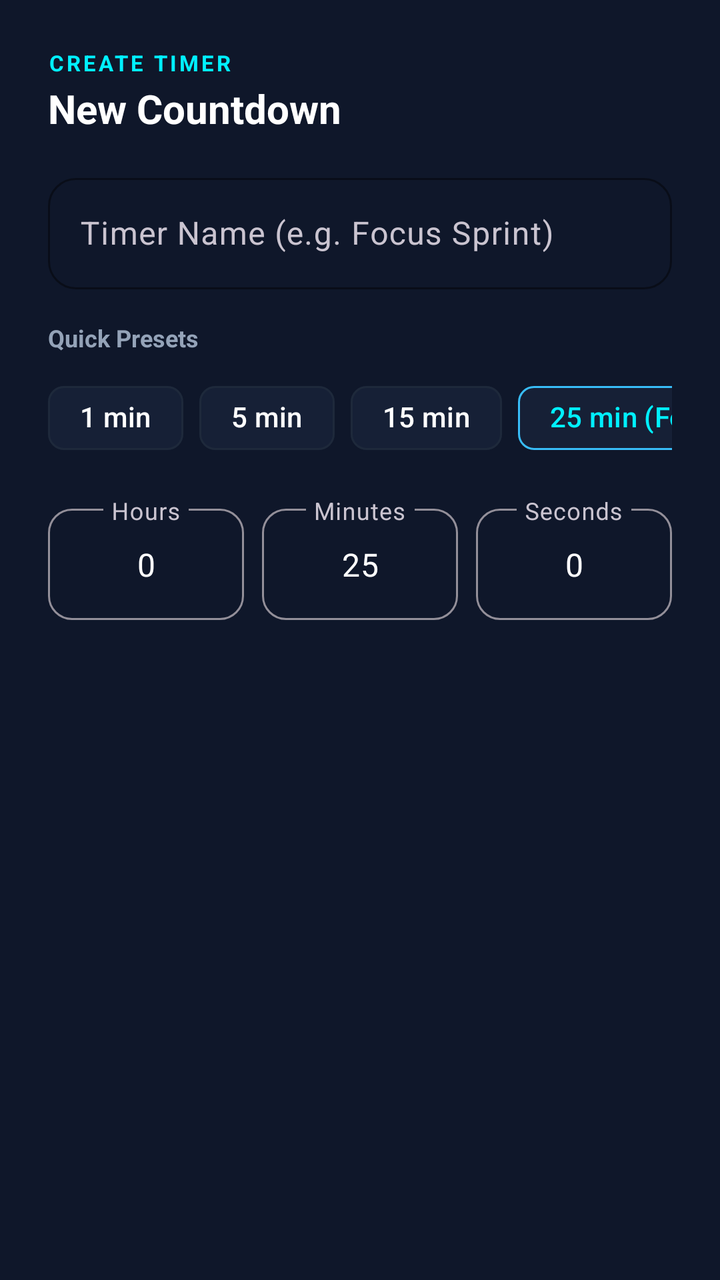
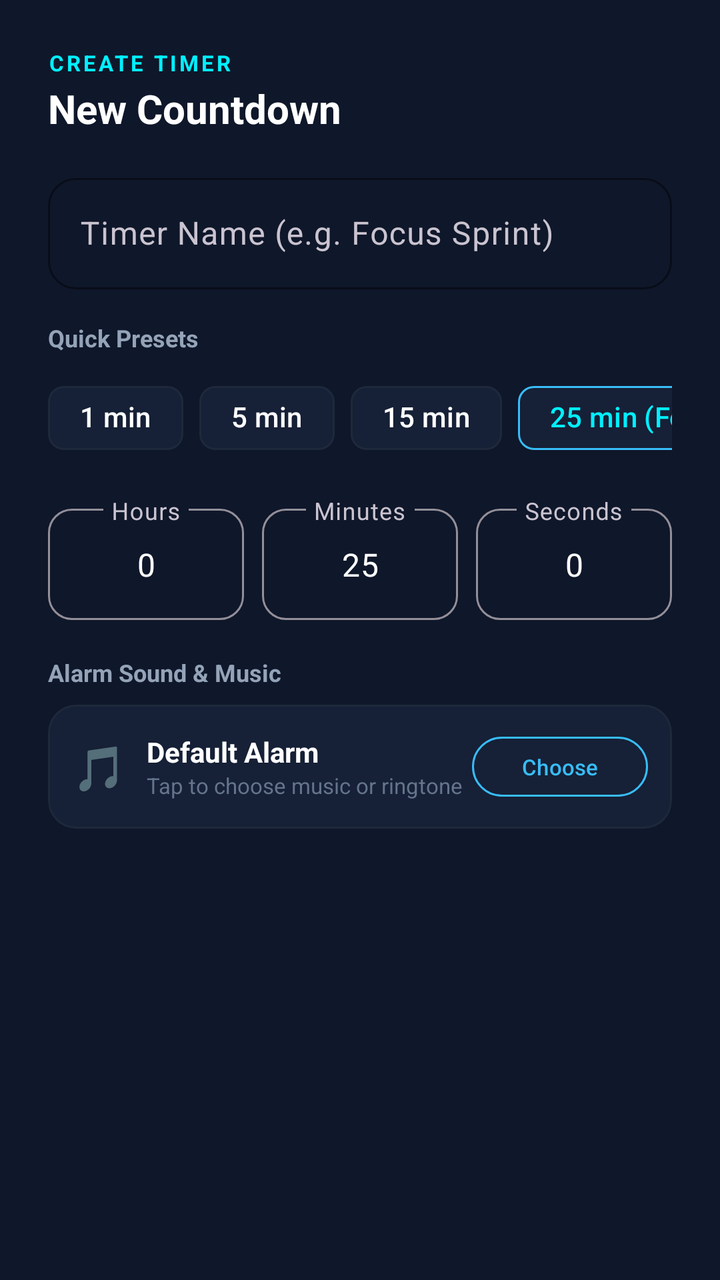

An Android layout rendered at two revisions. The XML below is the earlier revision; the diff shows what the commit changed to produce the second picture.
<!-- AndroidManifest.xml: application theme Theme.MultiTimer -->
<!-- res/layout/dialog_add_timer.xml -->
<?xml version="1.0" encoding="utf-8"?>
<LinearLayout xmlns:android="http://schemas.android.com/apk/res/android"
    xmlns:app="http://schemas.android.com/apk/res-auto"
    android:layout_width="match_parent"
    android:layout_height="wrap_content"
    android:background="@color/surface_card"
    android:orientation="vertical"
    android:padding="24dp">

    <TextView
        android:layout_width="wrap_content"
        android:layout_height="wrap_content"
        android:text="CREATE TIMER"
        android:textColor="@color/primary_neon"
        android:textSize="11sp"
        android:letterSpacing="0.12"
        android:textStyle="bold" />

    <TextView
        android:layout_width="wrap_content"
        android:layout_height="wrap_content"
        android:layout_marginTop="2dp"
        android:layout_marginBottom="16dp"
        android:text="New Countdown"
        android:textColor="@color/text_main"
        android:textSize="20sp"
        android:textStyle="bold" />

    
    <com.google.android.material.textfield.TextInputLayout
        android:layout_width="match_parent"
        android:layout_height="wrap_content"
        android:layout_marginBottom="16dp"
        android:hint="Timer Name (e.g. Focus Sprint)"
        app:boxCornerRadiusBottomEnd="14dp"
        app:boxCornerRadiusBottomStart="14dp"
        app:boxCornerRadiusTopEnd="14dp"
        app:boxCornerRadiusTopStart="14dp"
        app:boxStrokeColor="@color/primary"
        app:hintTextColor="@color/primary">

        <com.google.android.material.textfield.TextInputEditText
            android:id="@+id/edit_timer_name"
            android:layout_width="match_parent"
            android:layout_height="wrap_content"
            android:inputType="textCapWords"
            android:textColor="@color/text_main" />
    </com.google.android.material.textfield.TextInputLayout>

    
    <TextView
        android:layout_width="wrap_content"
        android:layout_height="wrap_content"
        android:layout_marginBottom="8dp"
        android:text="Quick Presets"
        android:textColor="@color/text_sub"
        android:textSize="12sp"
        android:textStyle="bold" />

    
    <HorizontalScrollView
        android:layout_width="match_parent"
        android:layout_height="wrap_content"
        android:layout_marginBottom="16dp"
        android:scrollbars="none">

        <com.google.android.material.chip.ChipGroup
            android:id="@+id/chip_group_presets"
            android:layout_width="wrap_content"
            android:layout_height="wrap_content"
            app:singleLine="true">

            <com.google.android.material.chip.Chip
                android:id="@+id/chip_1m"
                style="@style/Widget.Material3.Chip.Suggestion"
                android:layout_width="wrap_content"
                android:layout_height="wrap_content"
                android:text="1 min"
                android:textColor="@color/text_main"
                app:chipBackgroundColor="@color/surface_card_inner"
                app:chipStrokeColor="@color/surface_card_stroke" />

            <com.google.android.material.chip.Chip
                android:id="@+id/chip_5m"
                style="@style/Widget.Material3.Chip.Suggestion"
                android:layout_width="wrap_content"
                android:layout_height="wrap_content"
                android:text="5 min"
                android:textColor="@color/text_main"
                app:chipBackgroundColor="@color/surface_card_inner"
                app:chipStrokeColor="@color/surface_card_stroke" />

            <com.google.android.material.chip.Chip
                android:id="@+id/chip_15m"
                style="@style/Widget.Material3.Chip.Suggestion"
                android:layout_width="wrap_content"
                android:layout_height="wrap_content"
                android:text="15 min"
                android:textColor="@color/text_main"
                app:chipBackgroundColor="@color/surface_card_inner"
                app:chipStrokeColor="@color/surface_card_stroke" />

            <com.google.android.material.chip.Chip
                android:id="@+id/chip_25m"
                style="@style/Widget.Material3.Chip.Suggestion"
                android:layout_width="wrap_content"
                android:layout_height="wrap_content"
                android:text="25 min (Focus)"
                android:textColor="@color/primary_neon"
                app:chipBackgroundColor="@color/surface_card_inner"
                app:chipStrokeColor="@color/primary" />

            <com.google.android.material.chip.Chip
                android:id="@+id/chip_45m"
                style="@style/Widget.Material3.Chip.Suggestion"
                android:layout_width="wrap_content"
                android:layout_height="wrap_content"
                android:text="45 min"
                android:textColor="@color/text_main"
                app:chipBackgroundColor="@color/surface_card_inner"
                app:chipStrokeColor="@color/surface_card_stroke" />

            <com.google.android.material.chip.Chip
                android:id="@+id/chip_60m"
                style="@style/Widget.Material3.Chip.Suggestion"
                android:layout_width="wrap_content"
                android:layout_height="wrap_content"
                android:text="60 min"
                android:textColor="@color/text_main"
                app:chipBackgroundColor="@color/surface_card_inner"
                app:chipStrokeColor="@color/surface_card_stroke" />
        </com.google.android.material.chip.ChipGroup>
    </HorizontalScrollView>

    
    <LinearLayout
        android:layout_width="match_parent"
        android:layout_height="wrap_content"
        android:baselineAligned="false"
        android:orientation="horizontal">

        <com.google.android.material.textfield.TextInputLayout
            android:layout_width="0dp"
            android:layout_height="wrap_content"
            android:layout_weight="1"
            android:layout_marginEnd="6dp"
            android:hint="Hours"
            app:boxCornerRadiusBottomEnd="12dp"
            app:boxCornerRadiusBottomStart="12dp"
            app:boxCornerRadiusTopEnd="12dp"
            app:boxCornerRadiusTopStart="12dp">

            <com.google.android.material.textfield.TextInputEditText
                android:id="@+id/edit_hours"
                android:layout_width="match_parent"
                android:layout_height="wrap_content"
                android:gravity="center"
                android:inputType="number"
                android:text="0"
                android:textColor="@color/text_main" />
        </com.google.android.material.textfield.TextInputLayout>

        <com.google.android.material.textfield.TextInputLayout
            android:layout_width="0dp"
            android:layout_height="wrap_content"
            android:layout_weight="1"
            android:layout_marginStart="3dp"
            android:layout_marginEnd="3dp"
            android:hint="Minutes"
            app:boxCornerRadiusBottomEnd="12dp"
            app:boxCornerRadiusBottomStart="12dp"
            app:boxCornerRadiusTopEnd="12dp"
            app:boxCornerRadiusTopStart="12dp">

            <com.google.android.material.textfield.TextInputEditText
                android:id="@+id/edit_minutes"
                android:layout_width="match_parent"
                android:layout_height="wrap_content"
                android:gravity="center"
                android:inputType="number"
                android:text="25"
                android:textColor="@color/text_main" />
        </com.google.android.material.textfield.TextInputLayout>

        <com.google.android.material.textfield.TextInputLayout
            android:layout_width="0dp"
            android:layout_height="wrap_content"
            android:layout_weight="1"
            android:layout_marginStart="6dp"
            android:hint="Seconds"
            app:boxCornerRadiusBottomEnd="12dp"
            app:boxCornerRadiusBottomStart="12dp"
            app:boxCornerRadiusTopEnd="12dp"
            app:boxCornerRadiusTopStart="12dp">

            <com.google.android.material.textfield.TextInputEditText
                android:id="@+id/edit_seconds"
                android:layout_width="match_parent"
                android:layout_height="wrap_content"
                android:gravity="center"
                android:inputType="number"
                android:text="0"
                android:textColor="@color/text_main" />
        </com.google.android.material.textfield.TextInputLayout>

    </LinearLayout>

</LinearLayout>
<!-- resources referenced by this layout -->
<resources>
  <color name="primary">#38BDF8</color>
  <color name="primary_neon">#00F0FF</color>
  <color name="surface_card">#0F172A</color>
  <color name="surface_card_inner">#162036</color>
  <color name="surface_card_stroke">#1E293B</color>
  <color name="text_main">#FFFFFF</color>
  <color name="text_sub">#94A3B8</color>
  <style name="Theme.MultiTimer" parent="Theme.Material3.Dark.NoActionBar">
          <item name="colorPrimary">@color/primary</item>
          <item name="colorSecondary">@color/accent</item>
          <item name="android:statusBarColor">@color/bg_dark</item>
          <item name="android:windowBackground">@color/bg_dark</item>
      </style>
  <color name="accent">#10B981</color>
  <color name="bg_dark">#06090E</color>
</resources>

<!-- the commit's change to res/layout/dialog_add_timer.xml (unified diff, before → after) -->
@@ -205,4 +205,77 @@
 
     </LinearLayout>
 
+    
+    <TextView
+        android:layout_width="wrap_content"
+        android:layout_height="wrap_content"
+        android:layout_marginTop="18dp"
+        android:layout_marginBottom="8dp"
+        android:text="Alarm Sound &amp; Music"
+        android:textColor="@color/text_sub"
+        android:textSize="12sp"
+        android:textStyle="bold" />
+
+    <com.google.android.material.card.MaterialCardView
+        android:id="@+id/card_select_sound"
+        android:layout_width="match_parent"
+        android:layout_height="wrap_content"
+        app:cardBackgroundColor="@color/surface_card_inner"
+        app:cardCornerRadius="14dp"
+        app:cardElevation="0dp"
+        app:strokeColor="@color/surface_card_stroke"
+        app:strokeWidth="1dp">
+
+        <LinearLayout
+            android:layout_width="match_parent"
+            android:layout_height="wrap_content"
+            android:gravity="center_vertical"
+            android:orientation="horizontal"
+            android:padding="12dp">
+
+            <TextView
+                android:layout_width="wrap_content"
+                android:layout_height="wrap_content"
+                android:text="🎵"
+                android:textSize="22sp"
+                android:layout_marginEnd="10dp" />
+
+            <LinearLayout
+                android:layout_width="0dp"
+                android:layout_height="wrap_content"
+                android:layout_weight="1"
+                android:orientation="vertical">
+
+                <TextView
+                    android:id="@+id/text_selected_sound"
+                    android:layout_width="wrap_content"
+                    android:layout_height="wrap_content"
+                    android:ellipsize="end"
+                    android:maxLines="1"
+                    android:text="Default Alarm"
+                    android:textColor="@color/text_main"
+                    android:textSize="14sp"
+                    android:textStyle="bold" />
+
+                <TextView
+                    android:layout_width="wrap_content"
+                    android:layout_height="wrap_content"
+                    android:text="Tap to choose music or ringtone"
+                    android:textColor="@color/text_muted"
+                    android:textSize="11sp" />
+            </LinearLayout>
+
+            <com.google.android.material.button.MaterialButton
+                android:id="@+id/btn_choose_sound"
+                style="?attr/materialButtonOutlinedStyle"
+                android:layout_width="wrap_content"
+                android:layout_height="38dp"
+                android:text="Choose"
+                android:textColor="@color/primary"
+                android:textSize="11sp"
+                app:cornerRadius="19dp"
+                app:strokeColor="@color/primary" />
+        </LinearLayout>
+    </com.google.android.material.card.MaterialCardView>
+
 </LinearLayout>
<!-- resource entries referenced after the edit -->
@@ -6,6 +6,7 @@
   <color name="surface_card_inner">#162036</color>
   <color name="surface_card_stroke">#1E293B</color>
   <color name="text_main">#FFFFFF</color>
+  <color name="text_muted">#64748B</color>
   <color name="text_sub">#94A3B8</color>
   <style name="Theme.MultiTimer" parent="Theme.Material3.Dark.NoActionBar">
           <item name="colorPrimary">@color/primary</item>
